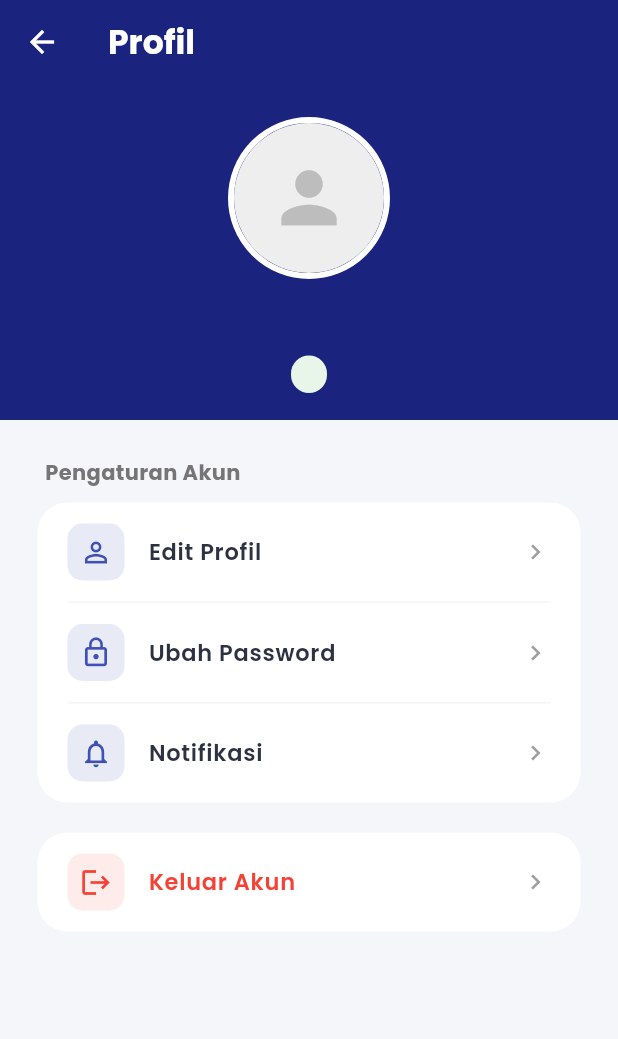
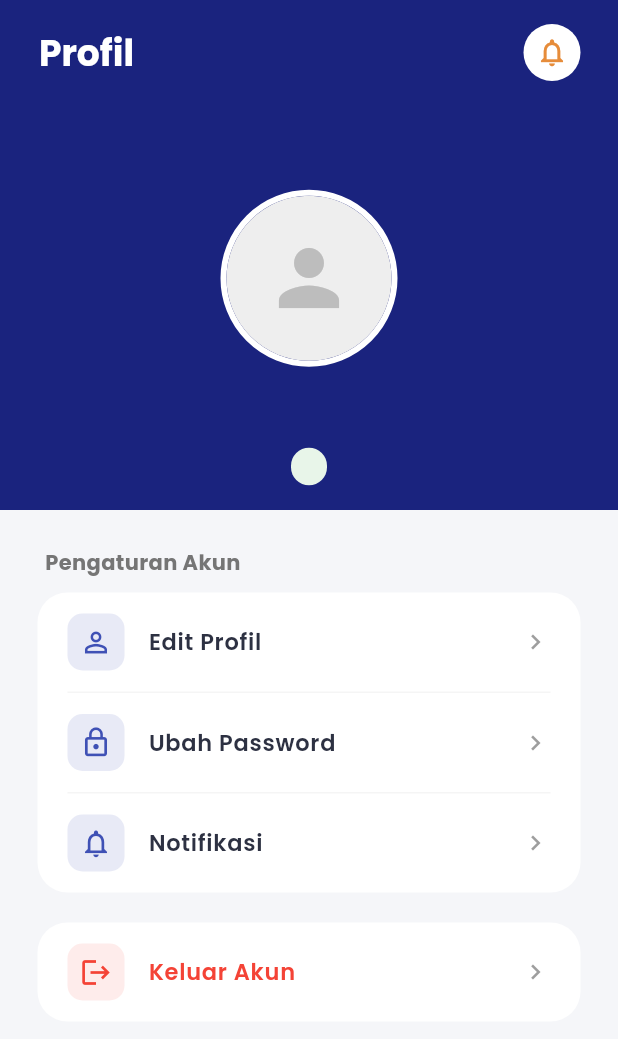
Before and after one commit to triaanandafh/TrimaJadi-PBL, a Flutter app: the ProfilePage screen opened directly, on a phone screen of 412 x 824 dp. Shown: the top 1039 px of the screen. Run offline on Flutter 3.47's test engine with Material 3 defaults, Android fonts, the phone set to English and light mode, and no system bars; our stand-ins replace file_picker, google_fonts, image_picker, supabase_flutter; accounts and stored records are empty.

Commit message:
Mengubah beberapa UI

```diff
--- a/lib/pages/profile_page.dart
+++ b/lib/pages/profile_page.dart
@@ -79,57 +79,75 @@ class _ProfilePageState extends State<ProfilePage> {
         slivers: [
           // ── App Bar ───────────────────────────────────────────────
           SliverAppBar(
-            expandedHeight: 280,
-            pinned: true,
+            expandedHeight: 340,
+            pinned: false,
             elevation: 0,
             backgroundColor: const Color(0xFF1A237E),
-            leading: IconButton(
-              icon: const Icon(Icons.arrow_back, color: Colors.white),
-              onPressed: () => Navigator.pop(context),
+            automaticallyImplyLeading: false,
+            toolbarHeight: 70,
+            title: const Padding(
+              padding: EdgeInsets.only(left: 10), // geser ke kanan
+              child: Text('Profil',
+                  style: TextStyle(
+                      color: Colors.white, fontWeight: FontWeight.bold, fontSize: 24)),
             ),
-            title: const Text('Profil',
-                style: TextStyle(
-                    color: Colors.white, fontWeight: FontWeight.bold)),
+            actions: [
+              Padding(
+                padding: const EdgeInsets.only(right: 25),
+                child: InkWell(
+                  onTap: () => Navigator.push(context,
+                      MaterialPageRoute(builder: (_) => const NotificationPage())),
+                  child: Container(
+                    padding: const EdgeInsets.all(8),
+                    decoration: const BoxDecoration(
+                      color: Colors.white,
+                      shape: BoxShape.circle,
+                    ),
+                    child: const Icon(Icons.notifications_none,
+                        color: Color(0xFFE68C3A), size: 22),
+                  ),
+                ),
+              ),
+            ],
             flexibleSpace: FlexibleSpaceBar(
               background: Column(
                 mainAxisAlignment: MainAxisAlignment.center,
                 children: [
-                  const SizedBox(height: 60),
-                  // Avatar
+                  const SizedBox(height: 110), // naikkan angka ini untuk geser ke bawah
                   Container(
                     decoration: BoxDecoration(
                       shape: BoxShape.circle,
                       border: Border.all(color: Colors.white, width: 4),
                     ),
                     child: CircleAvatar(
-                      radius: 50,
+                      radius: 55,
                       backgroundColor: Colors.grey[200],
                       backgroundImage: UserData.avatarUrl.isNotEmpty
                           ? NetworkImage(UserData.avatarUrl)
                           : null,
                       child: UserData.avatarUrl.isEmpty
-                          ? Icon(Icons.person,
-                              size: 55, color: Colors.grey[400])
+                          ? Icon(Icons.person, size: 60, color: Colors.grey[400])
                           : null,
                     ),
                   ),
                   const SizedBox(height: 12),
-                  // Nama
-                  Text(
-                    UserData.name,
-                    style: const TextStyle(
-                        fontSize: 22,
-                        fontWeight: FontWeight.bold,
-                        color: Colors.white),
+                  Padding(
+                    padding: const EdgeInsets.symmetric(horizontal: 20),
+                    child: Text(
+                      UserData.name,
+                      textAlign: TextAlign.center,
+                      style: const TextStyle(
+                          fontSize: 24,
+                          fontWeight: FontWeight.bold,
+                          color: Colors.white),
+                    ),
                   ),
                   const SizedBox(height: 8),
-                  // Role + Verified Badge
                   Row(
                     mainAxisAlignment: MainAxisAlignment.center,
                     children: [
                       Container(
-                        padding: const EdgeInsets.symmetric(
-                            horizontal: 12, vertical: 4),
+                        padding: const EdgeInsets.symmetric(horizontal: 12, vertical: 4),
                         decoration: BoxDecoration(
                           color: const Color(0xFFE8F5E9),
                           borderRadius: BorderRadius.circular(20),
```
Also changed, not shown: lib/pages/chat_list_page.dart (+2 -9 lines), lib/pages/talent_service_page.dart (+45 -11 lines).
